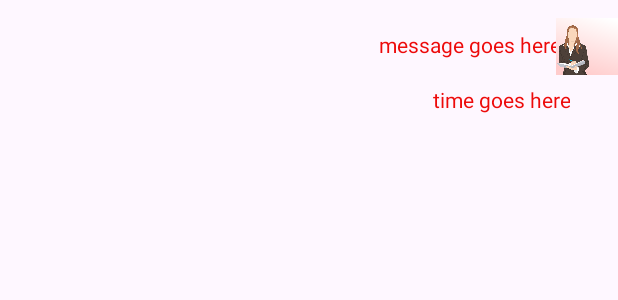
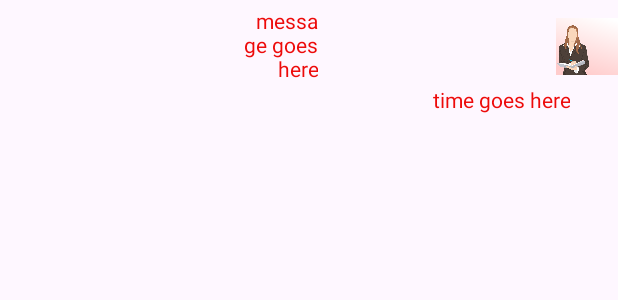
Before and after one commit to sehg0019/Aryan_Android_labs, an Android app: the layout receive_message.xml on its own in the app's theme, with its tools: preview values and no code run, on a phone screen of 412 x 824 dp. Shown: the top 300 px of the screen. Run offline under Robolectric (Android 15) with nearby library versions, the phone set to English and light mode, and no system bars.

Commit message:
Week 6 Completed

```diff
--- a/app/src/main/java/algonquin/cst2335/sehgal/ChatRoom.java
+++ b/app/src/main/java/algonquin/cst2335/sehgal/ChatRoom.java
@@ -63,10 +63,10 @@ public class ChatRoom extends AppCompatActivity {
             @Override
             public MyRowHolder onCreateViewHolder(@NonNull ViewGroup parent, int viewType) {
                 if (viewType == 0) {
-                    SentMessageBinding sendBinding = SentMessageBinding.inflate(getLayoutInflater());
+                    SentMessageBinding sendBinding = SentMessageBinding.inflate(getLayoutInflater(),parent,false);
                     return new MyRowHolder(sendBinding.getRoot());
                 } else {
-                    ReceiveMessageBinding receiveBinding = ReceiveMessageBinding.inflate(getLayoutInflater());
+                    ReceiveMessageBinding receiveBinding = ReceiveMessageBinding.inflate(getLayoutInflater(),parent,false);
                     return new MyRowHolder(receiveBinding.getRoot());
                 }
             }
--- a/app/src/main/res/layout/receive_message.xml
+++ b/app/src/main/res/layout/receive_message.xml
@@ -3,11 +3,11 @@
     xmlns:app="http://schemas.android.com/apk/res-auto"
     xmlns:tools="http://schemas.android.com/tools"
     android:layout_width="match_parent"
-    android:layout_height="match_parent">
+    android:layout_height="wrap_content">
 
     <TextView
         android:id="@+id/messageText"
-        android:layout_width="374dp"
+        android:layout_width="53dp"
         android:layout_height="53dp"
         android:layout_marginTop="3dp"
         android:gravity="right|center_vertical"
@@ -18,7 +18,7 @@
 
     <TextView
         android:id="@+id/timeText"
-        android:layout_width="304dp"
+        android:layout_width="match_parent"
         android:layout_height="25dp"
         android:layout_marginEnd="32dp"
         android:gravity="right"
--- a/app/src/main/res/layout/sent_message.xml
+++ b/app/src/main/res/layout/sent_message.xml
@@ -3,11 +3,11 @@
     xmlns:app="http://schemas.android.com/apk/res-auto"
     xmlns:tools="http://schemas.android.com/tools"
     android:layout_width="match_parent"
-    android:layout_height="match_parent">
+    android:layout_height="wrap_content">
 
     <TextView
         android:id="@+id/messageText"
-        android:layout_width="367dp"
+        android:layout_width="match_parent"
         android:layout_height="58dp"
         android:layout_marginTop="4dp"
         android:gravity="center_vertical"
@@ -18,7 +18,7 @@
 
     <TextView
         android:id="@+id/timeText"
-        android:layout_width="325dp"
+        android:layout_width="match_parent"
         android:layout_height="24dp"
         android:layout_marginStart="40dp"
         android:gravity="left"
```
